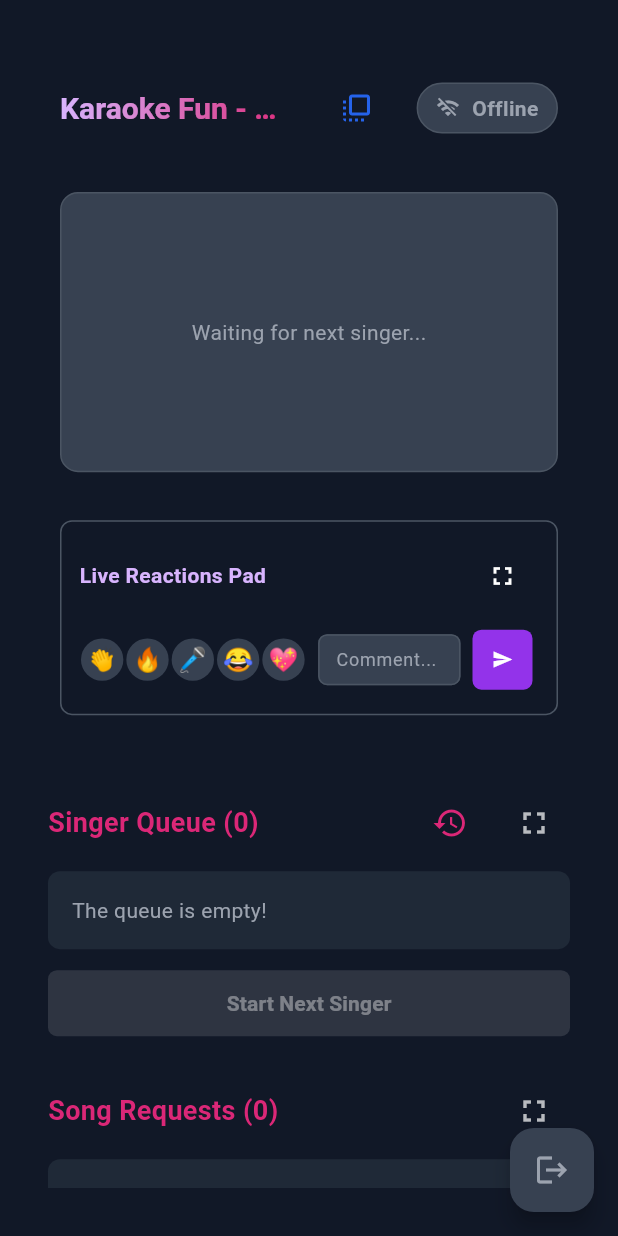
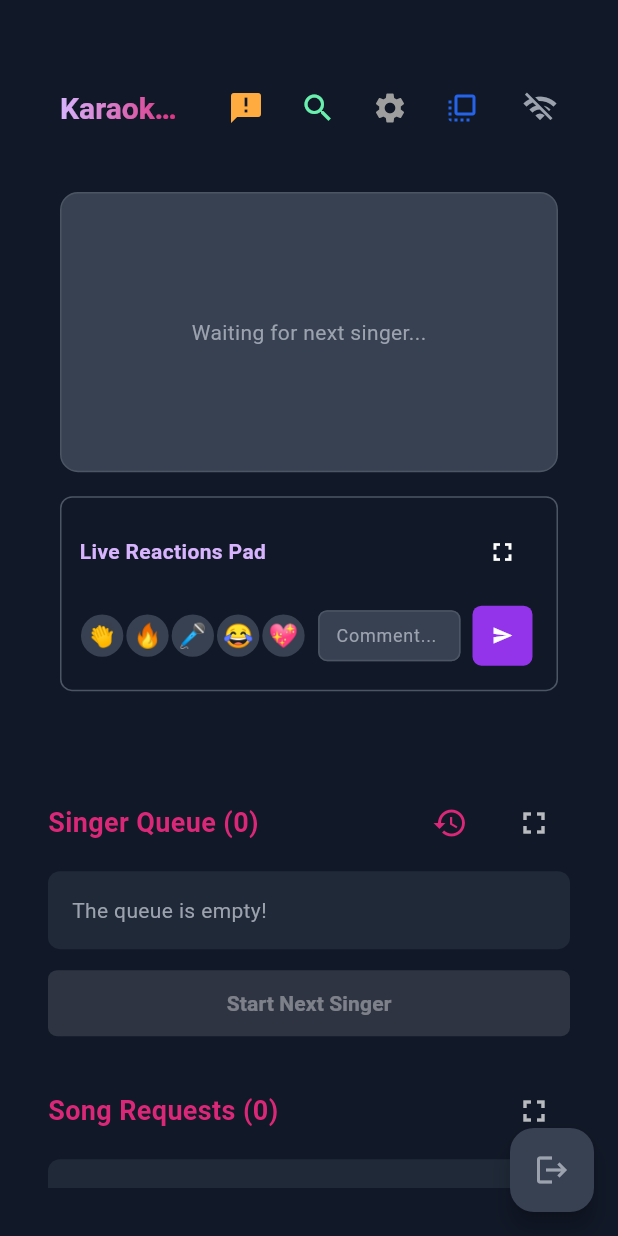
Before and after one commit to kkrajesh/karaoke_app, a Flutter app: the screen it shows after launch, after a tap on "Start a Party (Host)", on a phone screen of 412 x 824 dp. Run offline on Flutter 3.47's test engine with Material 3 defaults, Android fonts, the phone set to English and light mode, and no system bars; our stand-ins replace flutter_markdown, flutter_riverpod, qr_flutter, shared_preferences, shelf, shelf_static and 3 more; missing offline and left inert: media_kit, media_kit_video, network_info_plus, shelf_router, vox_player_core, youtube_explode_dart; accounts and stored records are empty.

Commit message:
v2.6.0: Major UI improvements to Host Dashboard, interactive hover menus, and media playback bug fixes.

```diff
--- a/lib/screens/audience_dashboard.dart
+++ b/lib/screens/audience_dashboard.dart
@@ -116,7 +116,7 @@ class _AudienceDashboardState extends ConsumerState<AudienceDashboard> {
                   id: DateTime.now().millisecondsSinceEpoch.toString(),
                   title: librarySong.title,
                   videoId: librarySong.videoId,
-                  isLocal: librarySong.source == 'local',
+                  isLocal: librarySong.source != 'youtube' && librarySong.source != 'smule',
                   requestedBy: user?.id ?? 'audience',
                   requestedByName: requesterNameController.text.trim().isEmpty ? 'Audience Member' : requesterNameController.text.trim(),
                   addedAt: DateTime.now(),
--- a/lib/screens/home_screen.dart
+++ b/lib/screens/home_screen.dart
@@ -271,7 +271,10 @@ class _HomeScreenState extends ConsumerState<HomeScreen> {
         }
 
         if (isJoinScreen) {
-          final ip = _clientIpController.text.trim();
+          var ip = _clientIpController.text.trim();
+          ip = ip.replaceAll(RegExp(r'^https?://'), '');
+          ip = ip.replaceAll(RegExp(r'/+$'), '');
+          ip = ip.replaceAll(RegExp(r':\d+$'), '');
           if (ip.isNotEmpty) {
             ref.read(clientHostIpProvider.notifier).setIp(ip);
           }
--- a/lib/screens/host_dashboard.dart
+++ b/lib/screens/host_dashboard.dart
@@ -135,6 +135,84 @@ class _HostDashboardState extends ConsumerState<HostDashboard> {
     }
   }
 
+  void _showPopup(String title, Widget Function(BuildContext) contentBuilder) {
+    showDialog(
+      context: context,
+      builder: (context) {
+        return Dialog(
+          backgroundColor: AppTheme.bgCard,
+          shape: RoundedRectangleBorder(borderRadius: BorderRadius.circular(16)),
+          child: SizedBox(
+            width: 900,
+            height: MediaQuery.of(context).size.height * 0.85,
+            child: Column(
+              crossAxisAlignment: CrossAxisAlignment.stretch,
+              children: [
+                Padding(
+                  padding: const EdgeInsets.all(16.0),
+                  child: Row(
+                    mainAxisAlignment: MainAxisAlignment.spaceBetween,
+                    children: [
+                      Text(title, style: const TextStyle(fontSize: 22, fontWeight: FontWeight.bold, color: Colors.white)),
+                      IconButton(icon: const Icon(Icons.close, color: Colors.white54), onPressed: () => Navigator.pop(context)),
+                    ],
+                  ),
+                ),
+                const Divider(height: 1, color: AppTheme.border),
+                Expanded(
+                  child: Padding(
+                    padding: const EdgeInsets.all(16.0),
+                    child: Builder(builder: contentBuilder),
+                  ),
+                ),
+              ],
+            ),
+          ),
+        );
+      },
+    );
+  }
+
+  void _showSettingsPopup(WidgetRef ref, {int initialIndex = 0}) {
+    final isPrimaryHost = ref.read(appStateProvider).isPrimaryHost;
+    _showPopup('Host Settings', (dialogContext) {
+      return DefaultTabController(
+        initialIndex: initialIndex,
+        length: isPrimaryHost ? 4 : 3,
+        child: Column(
+          crossAxisAlignment: CrossAxisAlignment.stretch,
+          children: [
+            TabBar(
+              isScrollable: true,
+              tabAlignment: TabAlignment.start,
+              tabs: [
+                if (isPrimaryHost) const Tab(text: 'Network Config'),
+                const Tab(text: 'Manage Library'),
+                const Tab(text: 'App Settings'),
+                const Tab(text: 'AI Prompts'),
+              ],
+              labelColor: Colors.white,
+              unselectedLabelColor: Colors.white54,
+              indicatorColor: AppTheme.accentPink,
+              dividerColor: AppTheme.border,
+            ),
+            const SizedBox(height: 16),
+            Expanded(
+              child: TabBarView(
+                children: [
+                  if (isPrimaryHost) _buildNetworkConfigContent(ref),
+                  _buildManageLibraryContent(ref),
+                  _buildAppSettingsContent(ref),
+                  const SingleChildScrollView(child: Padding(padding: EdgeInsets.all(16.0), child: AiPromptsConfigWidget())),
+                ],
+              ),
+            ),
+          ],
+        ),
+      );
+    });
+  }
+
   @override
   Widget build(BuildContext context) {
     // Listen for queue changes to show notification bubbles
@@ -190,6 +268,29 @@ class _HostDashboardState extends ConsumerState<HostDashboard> {
         ),
         toolbarHeight: 80,
         actions: [
+          IconButton(
+            icon: const Icon(Icons.announcement, color: Colors.orangeAccent),
+            tooltip: 'Display Controls & Announcements',
+            onPressed: () => _showPopup('Display Controls & Announcements', (dialogContext) => _buildDisplayControlsContent(ref)),
+          ),
+          IconButton(
+            icon: const Icon(Icons.search, color: Colors.greenAccent),
+            tooltip: 'Search & Add Songs',
+            onPressed: () => _showPopup('Song Library', (dialogContext) => SongLibrary(
+              actionLabel: 'Add to Queue',
+              onSongSelected: (song) {
+                 Navigator.pop(dialogContext);
+                 _addSongToQueue(song);
+              },
+              showFilters: false,
+              hideSmule: true,
+            )),
+          ),
+          IconButton(
+            icon: const Icon(Icons.settings, color: Colors.grey),
+            tooltip: 'Host Settings',
+            onPressed: () => _showSettingsPopup(ref),
+          ),
           PopupMenuButton<String>(
             icon: const Icon(Icons.flip_to_front, color: AppTheme.accentBlue),
             tooltip: 'Dashboards',
@@ -261,33 +362,19 @@ class _HostDashboardState extends ConsumerState<HostDashboard> {
             ],
           ),
           Center(
+            child: InteractiveHoverMenu(
+              width: 420,
+              menuWidget: _buildServerStatusCard(server, context, bottomAction: null),
+              child: InkWell(
+                onTap: () => _showSettingsPopup(ref, initialIndex: 0),
+                borderRadius: BorderRadius.circular(20),
                 child: Padding(
-              padding: const EdgeInsets.symmetric(horizontal: 16.0),
-              child: Container(
-                padding: const EdgeInsets.symmetric(horizontal: 12, vertical: 6),
-                decoration: BoxDecoration(
-                  color: server.isRunning ? AppTheme.accentPurple.withOpacity(0.2) : AppTheme.bgInput,
-                  borderRadius: BorderRadius.circular(20),
-                  border: Border.all(color: server.isRunning ? AppTheme.accentPurple : AppTheme.border),
-                ),
-                child: Row(
-                  children: [
-                    Icon(
+                  padding: const EdgeInsets.symmetric(horizontal: 16.0, vertical: 8.0),
+                  child: Icon(
                     server.isRunning ? Icons.wifi : Icons.wifi_off,
-                      size: 16,
+                    size: 24,
                     color: server.isRunning ? AppTheme.accentPurpleLight : AppTheme.textMuted,
                   ),
-                    const SizedBox(width: 8),
-                    Text(
-                      server.isRunning
-                        ? (MediaQuery.of(context).size.width > 800 ? 'Connect Singers to: ${server.ipAddress}:8080' : '${server.ipAddress}:8080')
-                        : (MediaQuery.of(context).size.width > 800 ? 'Server is offline. Start it on the Home Screen.' : 'Offline'),
-                      style: TextStyle(
-                        fontWeight: FontWeight.bold,
-                        color: server.isRunning ? AppTheme.accentPurpleLight : AppTheme.textMuted,
-                      ),
-                    ),
-                  ],
                 ),
               ),
             ),
@@ -301,25 +388,17 @@ class _HostDashboardState extends ConsumerState<HostDashboard> {
             return Row(
               crossAxisAlignment: CrossAxisAlignment.start,
               children: [
-                Expanded(flex: 3, child: _buildPlayerColumn()),
-                Expanded(flex: 4, child: _buildQueueColumn()),
-                Expanded(flex: 4, child: _buildLibraryColumn()),
+                Expanded(flex: 1, child: _buildPlayerColumn()),
+                Expanded(flex: 1, child: _buildQueueColumn()),
               ],
             );
           } else if (constraints.maxWidth > 800) {
-            return SingleChildScrollView(
-              child: Column(
-                children: [
-                  Row(
+            return Row(
               crossAxisAlignment: CrossAxisAlignment.start,
               children: [
                 Expanded(flex: 1, child: _buildPlayerColumn(isMobile: true)),
                 Expanded(flex: 1, child: _buildQueueColumn(isMobile: true)),
               ],
-                  ),
-                  _buildLibraryColumn(isMobile: true),
-                ],
-              ),
             );
           } else {
             return SingleChildScrollView(
@@ -327,7 +406,6 @@ class _HostDashboardState extends ConsumerState<HostDashboard> {
                 children: [
                   _buildPlayerColumn(isMobile: true),
                   _buildQueueColumn(isMobile: true),
-                  _buildLibraryColumn(isMobile: true),
                 ],
               ),
             );
@@ -347,13 +425,10 @@ class _HostDashboardState extends ConsumerState<HostDashboard> {
         child: Column(
         crossAxisAlignment: CrossAxisAlignment.start,
         children: [
-          if (nowPlaying != null)
+          if (nowPlaying != null) ...[
             AspectRatio(
               aspectRatio: 16 / 9,
-              child: Stack(
-                fit: StackFit.expand,
-                children: [
-                  Container(
+              child: Container(
                 decoration: BoxDecoration(
                   color: Colors.black,
                   borderRadius: BorderRadius.circular(12),
@@ -362,15 +437,10 @@ class _HostDashboardState extends ConsumerState<HostDashboard> {
                 clipBehavior: Clip.antiAlias,
                 child: PlayerScreen(song: nowPlaying),
               ),
-                  Positioned(
-                    bottom: 16,
-                    left: 16,
-                    right: 16,
-                    child: _buildReactionsOverlay(),
-                  ),
-                ],
-              ),
-            ),
+            ),
+            const SizedBox(height: 8),
+            _buildReactionsOverlay(),
+          ],
           if (nowPlaying == null)
             AspectRatio(
               aspectRatio: 16 / 9,
@@ -385,10 +455,11 @@ class _HostDashboardState extends ConsumerState<HostDashboard> {
             ),
           const SizedBox(height: 16),
 
+          const ReactionPadCard(title: 'Live Reactions Pad', role: 'host'),
+          const SizedBox(height: 16),
+
           _buildAiHostInfo(),
 
-          const SizedBox(height: 16),
-          const ReactionPadCard(title: 'Live Reactions Pad', role: 'host'),
           const SizedBox(height: 16),
 
           if (nowPlaying != null)
@@ -688,52 +759,7 @@ class _HostDashboardState extends ConsumerState<HostDashboard> {
     );
   }
 
-  Widget _buildLibraryColumn({bool isMobile = false}) {
-    return Container(
-      padding: const EdgeInsets.only(top: 16, right: 16, bottom: 16, left: 8),
-      child: Column(
-        crossAxisAlignment: CrossAxisAlignment.start,
-        children: [
-          _buildSectionHeader('Song Library', (c, r) => SongLibrary(actionLabel: 'Add to Queue', onSongSelected: _addSongToQueue)),
-          const SizedBox(height: 8),
-          isMobile
-            ? SizedBox(
-                height: 400,
-                child: SongLibrary(actionLabel: 'Add to Queue', onSongSelected: _addSongToQueue),
-              )
-            : Expanded(
-                child: Container(
-                  decoration: BoxDecoration(color: AppTheme.bgCard, borderRadius: BorderRadius.circular(8)),
-                  child: SongLibrary(actionLabel: 'Add to Queue', onSongSelected: _addSongToQueue),
-                ),
-              ),
-          const SizedBox(height: 16),
-          ConstrainedBox(
-            constraints: BoxConstraints(
-              maxHeight: MediaQuery.of(context).size.height * 0.45,
-            ),
-            child: SingleChildScrollView(
-              child: Column(
-                children: [
-                  _buildDisplayControls(),
-                  const SizedBox(height: 12),
-                  if (ref.watch(appStateProvider).isPrimaryHost) ...[
-                    _buildNetworkConfigTile(),
-                    const SizedBox(height: 12),
-                  ],
-                  _buildManageLibraryTile(),
-                  const SizedBox(height: 12),
-                  _buildAppSettingsTile(),
-                  const SizedBox(height: 12),
-                  _buildAiPromptsTile(),
-                ],
-              ),
-            ),
-          ),
-        ],
-      ),
-    );
-  }
+
 
   void _showHistoryDialog() {
     showDialog(
@@ -1174,7 +1200,7 @@ class _HostDashboardState extends ConsumerState<HostDashboard> {
                   id: DateTime.now().millisecondsSinceEpoch.toString(),
                   title: librarySong.title,
                   videoId: librarySong.videoId,
-                  isLocal: librarySong.source == 'local',
+                  isLocal: librarySong.source != 'youtube' && librarySong.source != 'smule',
                   requestedBy: hostUser?.id ?? 'host',
                   requestedByName: hostNameController.text.trim().isEmpty ? 'Host' : hostNameController.text.trim(),
                   duetSingerName: duetNameController.text.trim().isEmpty ? null : duetNameController.text.trim(),
@@ -1452,28 +1478,8 @@ class _HostDashboardState extends ConsumerState<HostDashboard> {
     );
   }
 
-  Widget _buildNetworkConfigContent(WidgetRef ref) {
-    final settings = ref.watch(settingsProvider);
-
-    return StatefulBuilder(
-      builder: (context, setLocalState) {
-        final server = ref.read(localServerProvider);
-
-        return SingleChildScrollView(
-          child: Column(
-            crossAxisAlignment: CrossAxisAlignment.start,
-            children: [
-              const Text('Event Name', style: TextStyle(fontWeight: FontWeight.bold)),
-              const SizedBox(height: 8),
-              TextFormField(
-                initialValue: settings.eventName,
-                decoration: const InputDecoration(hintText: 'e.g. Friday Night Karaoke'),
-                onChanged: (val) => ref.read(settingsProvider.notifier).updateSettings(eventName: val),
-              ),
-              const SizedBox(height: 24),
-              const Text('Local Server Status', style: TextStyle(fontWeight: FontWeight.bold)),
-              const SizedBox(height: 8),
-              Container(
+  Widget _buildServerStatusCard(LocalServerService server, BuildContext context, {Widget? bottomAction}) {
+    return Container(
       padding: const EdgeInsets.all(12),
       decoration: BoxDecoration(
         color: server.isRunning ? AppTheme.accentPurple.withOpacity(0.1) : AppTheme.bgInput,
@@ -1485,6 +1491,7 @@ class _HostDashboardState extends ConsumerState<HostDashboard> {
           Expanded(
             child: Column(
               crossAxisAlignment: CrossAxisAlignment.start,
+              mainAxisSize: MainAxisSize.min,
               children: [
                 Row(
                   children: [
@@ -1496,12 +1503,82 @@ class _HostDashboardState extends ConsumerState<HostDashboard> {
                 const SizedBox(height: 8),
                 if (server.isRunning) ...[
                   const Text('Attendees can join at:', style: TextStyle(color: AppTheme.textMuted, fontSize: 12)),
+                  Tooltip(
+                    message: 'Click to copy IP Address',
+                    child: InkWell(
+                      onTap: () {
+                        Clipboard.setData(ClipboardData(text: server.ipAddress ?? ''));
+                        ScaffoldMessenger.of(context).showSnackBar(const SnackBar(content: Text('IP Address copied to clipboard')));
+                      },
+                      borderRadius: BorderRadius.circular(4),
+                      child: FittedBox(
+                        fit: BoxFit.scaleDown,
+                        alignment: Alignment.centerLeft,
+                        child: Padding(
+                          padding: const EdgeInsets.symmetric(vertical: 4.0),
+                          child: Row(
+                            mainAxisSize: MainAxisSize.min,
+                            children: [
                               Text('http://${server.ipAddress}:8080', style: const TextStyle(fontSize: 16, fontWeight: FontWeight.bold, color: Colors.white)),
+                              const SizedBox(width: 8),
+                              const Icon(Icons.copy, size: 14, color: AppTheme.accentPurpleLight),
+                            ],
+                          ),
+                        ),
+                      ),
+                    ),
+                  ),
                 ] else ...[
                   const Text('Start the server to allow attendees to join.', style: TextStyle(color: AppTheme.textMuted, fontSize: 12)),
                 ],
+                if (bottomAction != null) ...[
                   const SizedBox(height: 12),
-                          ElevatedButton.icon(
+                  bottomAction,
+                ],
+              ],
+            ),
+          ),
+          if (server.isRunning)
+            Container(
+              color: Colors.white,
+              padding: const EdgeInsets.all(4),
+              margin: const EdgeInsets.only(left: 8),
+              child: QrImageView(
+                data: 'http://${server.ipAddress}:8080',
+                version: QrVersions.auto,
+                size: 90.0,
+              ),
+            ),
+        ],
+      ),
+    );
+  }
+
+  Widget _buildNetworkConfigContent(WidgetRef ref) {
+    final settings = ref.watch(settingsProvider);
+
+    return StatefulBuilder(
+      builder: (context, setLocalState) {
+        final server = ref.read(localServerProvider);
+
+        return SingleChildScrollView(
+          child: Column(
+            crossAxisAlignment: CrossAxisAlignment.start,
+            children: [
+              const Text('Event Name', style: TextStyle(fontWeight: FontWeight.bold)),
+              const SizedBox(height: 8),
+              TextFormField(
+                initialValue: settings.eventName,
+                decoration: const InputDecoration(hintText: 'e.g. Friday Night Karaoke'),
+                onChanged: (val) => ref.read(settingsProvider.notifier).updateSettings(eventName: val),
+              ),
+              const SizedBox(height: 24),
+              const Text('Local Server Status', style: TextStyle(fontWeight: FontWeight.bold)),
+              const SizedBox(height: 8),
+              _buildServerStatusCard(
+                server,
+                context,
+                bottomAction: ElevatedButton.icon(
                   onPressed: () async {
                     if (server.isRunning) {
                       server.stopServer();
@@ -1537,22 +1614,6 @@ class _HostDashboardState extends ConsumerState<HostDashboard> {
                     backgroundColor: server.isRunning ? AppTheme.bgDark : AppTheme.accentPurple,
                     foregroundColor: server.isRunning ? Colors.redAccent : Colors.white,
                   ),
-                          ),
-                        ],
-                      ),
-                    ),
-                    if (server.isRunning)
-                      Container(
-                        color: Colors.white,
-                        padding: const EdgeInsets.all(4),
-                        margin: const EdgeInsets.only(left: 8),
-                        child: QrImageView(
-                          data: 'http://${server.ipAddress}:8080',
-                          version: QrVersions.auto,
-                          size: 90.0,
-                        ),
-                      ),
-                  ],
                 ),
               ),
               const SizedBox(height: 24),
@@ -1783,3 +1844,95 @@ class _HostDashboardState extends ConsumerState<HostDashboard> {
     );
   }
 }
+
+class InteractiveHoverMenu extends StatefulWidget {
+  final Widget child;
+  final Widget menuWidget;
+  final double width;
+
+  const InteractiveHoverMenu({
+    super.key,
+    required this.child,
+    required this.menuWidget,
+    this.width = 420,
+  });
+
+  @override
+  State<InteractiveHoverMenu> createState() => _InteractiveHoverMenuState();
+}
+
+class _InteractiveHoverMenuState extends State<InteractiveHoverMenu> {
+  OverlayEntry? _overlayEntry;
+  final LayerLink _layerLink = LayerLink();
+  bool _isHovering = false;
+  bool _isHoveringMenu = false;
+
+  void _showMenu() {
+    if (_overlayEntry != null) return;
+    final overlay = Overlay.of(context);
+
+    _overlayEntry = OverlayEntry(
+      builder: (context) {
+        return Positioned(
+          width: widget.width,
+          child: CompositedTransformFollower(
+            link: _layerLink,
+            showWhenUnlinked: false,
+            offset: Offset(-widget.width + 40, 48),
+            child: MouseRegion(
+              onEnter: (_) {
+                _isHoveringMenu = true;
+              },
+              onExit: (_) {
+                _isHoveringMenu = false;
+                _checkHideMenu();
+              },
+              child: Material(
+                color: Colors.transparent,
+                elevation: 8,
+                borderRadius: BorderRadius.circular(12),
+                child: widget.menuWidget,
+              ),
+            ),
+          ),
+        );
+      },
+    );
+
+    overlay.insert(_overlayEntry!);
+  }
+
+  void _checkHideMenu() {
+    Future.delayed(const Duration(milliseconds: 150), () {
+      if (mounted && !_isHovering && !_isHoveringMenu) {
+        _overlayEntry?.remove();
+        _overlayEntry = null;
+      }
+    });
+  }
+
+  @override
+  void dispose() {
+    _overlayEntry?.remove();
+    _overlayEntry = null;
+    super.dispose();
+  }
+
+  @override
+  Widget build(BuildContext context) {
+    return CompositedTransformTarget(
+      link: _layerLink,
+      child: MouseRegion(
+        onEnter: (_) {
+          _isHovering = true;
+          _showMenu();
+        },
+        onExit: (_) {
+          _isHovering = false;
+          _checkHideMenu();
+        },
+        child: widget.child,
+      ),
+    );
+  }
+}
--- a/lib/screens/singer_dashboard.dart
+++ b/lib/screens/singer_dashboard.dart
@@ -58,7 +58,7 @@ class _SingerDashboardState extends ConsumerState<SingerDashboard> {
       id: DateTime.now().millisecondsSinceEpoch.toString(),
       title: _selectedSong!.title,
       videoId: _selectedSong!.videoId,
-      isLocal: _selectedSong!.source == 'local',
+      isLocal: _selectedSong!.source != 'youtube' && _selectedSong!.source != 'smule',
       requestedBy: user?.id ?? 'unknown',
       requestedByName: _stageNameController.text.trim(),
       duetSingerName: _duetNameController.text.trim().isEmpty ? null : _duetNameController.text.trim(),
--- a/pubspec.yaml
+++ b/pubspec.yaml
@@ -16,7 +16,7 @@ publish_to: 'none' # Remove this line if you wish to publish to pub.dev
 # https://developer.apple.com/library/archive/documentation/General/Reference/InfoPlistKeyReference/Articles/CoreFoundationKeys.html
 # In Windows, build-name is used as the major, minor, and patch parts
 # of the product and file versions while build-number is used as the build suffix.
-version: 2.5.1+1
+version: 2.6.0+1
 
 environment:
   sdk: ^3.10.4
```
Also changed, not shown: lib/providers/library_provider.dart (+7 -1 lines), lib/screens/player_screen.dart (+7 -0 lines), lib/widgets/song_library.dart (+10 -3 lines), pubspec.lock, 1 other file. Lines whose indentation alone changed are shown as unchanged.
